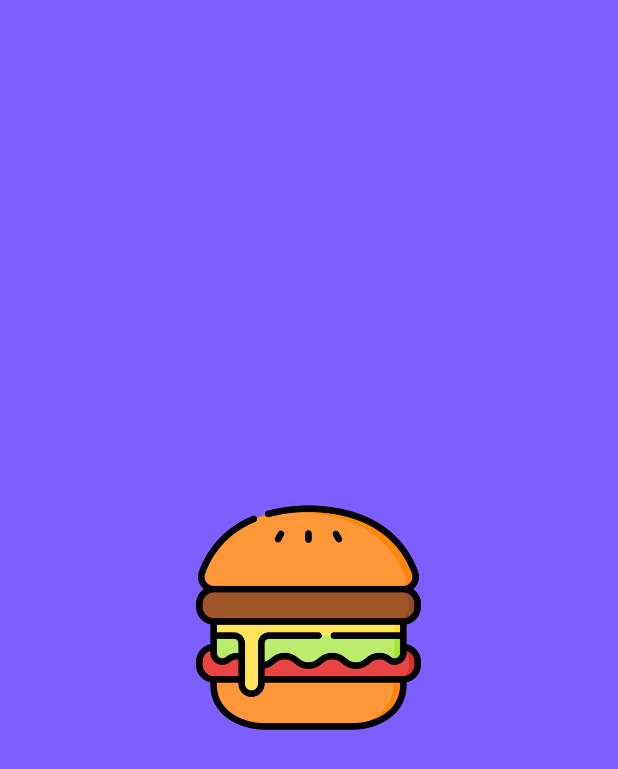
After one commit to nisaefendioglu/Food-Trucks, an Android app: the SplashScreen screen opened directly, with no data from a screen before it, on a phone screen of 412 x 824 dp. The commit adds this screen. Shown: the top 769 px of the screen. Run offline under Robolectric (Android 15) with nearby library versions, the phone set to English and light mode, and no system bars; 1 statement that could not run was skipped.

Commit message:
splash screen added.

```diff
--- a/app/src/main/AndroidManifest.xml
+++ b/app/src/main/AndroidManifest.xml
@@ -10,7 +10,7 @@
         android:supportsRtl="true"
         android:theme="@style/Theme.Food">
         <activity
-            android:name=".MainActivity"
+            android:name=".SplashScreen"
             android:exported="true">
             <intent-filter>
                 <action android:name="android.intent.action.MAIN" />
@@ -18,6 +18,7 @@
                 <category android:name="android.intent.category.LAUNCHER" />
             </intent-filter>
         </activity>
+        <activity android:name=".MainActivity"/>
     </application>
 
 </manifest>
--- /dev/null
+++ b/app/src/main/java/com/nisaefendioglu/food/SplashScreen.java
@@ -0,0 +1,30 @@
+package com.nisaefendioglu.food;
+
+import android.app.Activity;
+import android.content.Intent;
+import android.os.Bundle;
+import android.os.Handler;
+import android.view.Window;
+import android.view.WindowManager;
+
+public class SplashScreen extends Activity {
+    private final int splashTime = 1000;
+
+    @Override
+    protected void onCreate(Bundle savedInstanceState) {
+        super.onCreate(savedInstanceState);
+        requestWindowFeature(Window.FEATURE_NO_TITLE);
+        setContentView(R.layout.splash_screen);
+        new Handler().postDelayed(() -> {
+                    Intent i = new Intent(SplashScreen.this,
+                            MainActivity.class);
+                    startActivity(i);
+                    finish();
+                },
+                this.splashTime);
+
+        getWindow().setFlags(WindowManager.LayoutParams.FLAG_FULLSCREEN,
+                WindowManager.LayoutParams.FLAG_FULLSCREEN);
+    }
+
+}
--- /dev/null
+++ b/app/src/main/res/layout/splash_screen.xml
@@ -0,0 +1,12 @@
+<?xml version="1.0" encoding="utf-8"?>
+<RelativeLayout xmlns:android="http://schemas.android.com/apk/res/android"
+    android:layout_width="match_parent"
+    android:layout_height="match_parent"
+    android:gravity="center"
+    android:background="#7d5fff">
+
+    <ImageView
+        android:layout_width="150dp"
+        android:layout_height="150dp"
+        android:background="@drawable/hamburger"/>
+</RelativeLayout>
--- a/app/src/main/res/values/colors.xml
+++ b/app/src/main/res/values/colors.xml
@@ -1,8 +1,8 @@
 <?xml version="1.0" encoding="utf-8"?>
 <resources>
     <color name="purple_200">#FFBB86FC</color>
-    <color name="purple_500">#FF6200EE</color>
-    <color name="purple_700">#FF3700B3</color>
+    <color name="purple_500">#7d5fff</color>
+    <color name="purple_700">#7d5fff</color>
     <color name="teal_200">#FF03DAC5</color>
     <color name="teal_700">#FF018786</color>
     <color name="black">#FF000000</color>
--- a/app/src/main/res/values/strings.xml
+++ b/app/src/main/res/values/strings.xml
@@ -1,3 +1,3 @@
 <resources>
-    <string name="app_name">food</string>
+    <string name="app_name">Food</string>
 </resources>
```
Also changed, not shown: app/src/main/res/drawable/hamburger.png (added).
